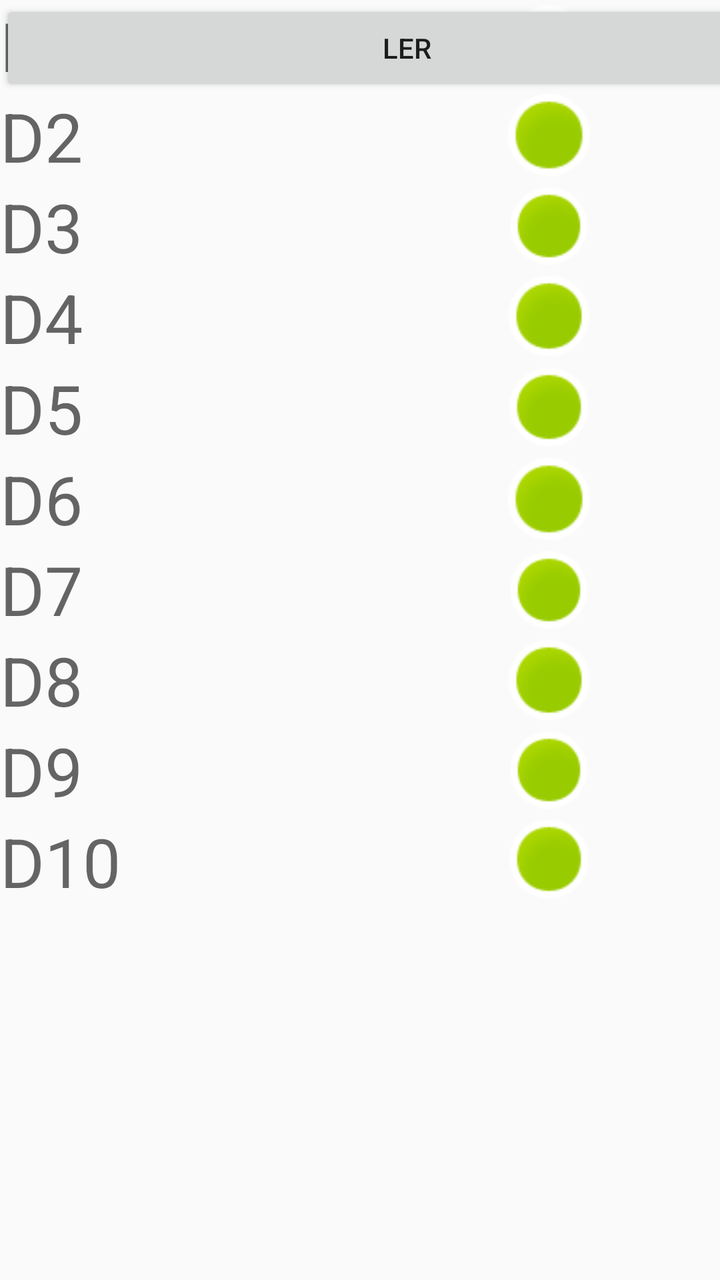
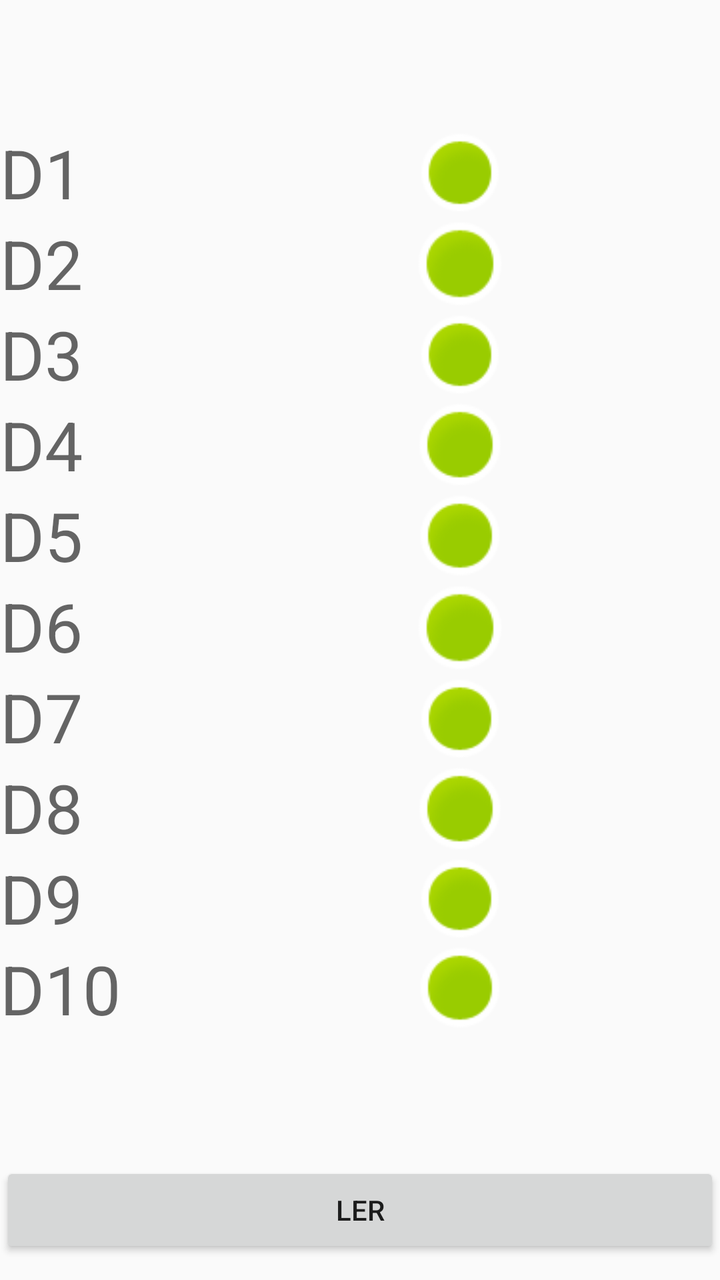

Screens rendered from an Android XML layout before and after an edit, with the pre-edit source and the edit as a unified diff.
<!-- AndroidManifest.xml: application theme Theme.AppCompat.Light -->
<!-- res/layout/activity_saida_digitais_clp.xml -->
<?xml version="1.0" encoding="utf-8"?>
<androidx.constraintlayout.widget.ConstraintLayout xmlns:android="http://schemas.android.com/apk/res/android"
    xmlns:app="http://schemas.android.com/apk/res-auto"
    xmlns:tools="http://schemas.android.com/tools"
    android:id="@+id/main"
    android:layout_width="match_parent"
    android:layout_height="match_parent"
    tools:context=".SaidaDigitaisCLTActivity">

    <LinearLayout
        android:layout_width="match_parent"
        android:layout_height="wrap_content"
        android:orientation="horizontal"
        tools:layout_editor_absoluteX="1dp"
        tools:layout_editor_absoluteY="1dp">

        <LinearLayout
            android:layout_width="189dp"
            android:layout_height="wrap_content"
            android:orientation="vertical">

            <TextView
                android:id="@+id/textView1"
                android:layout_width="match_parent"
                android:layout_height="wrap_content"
                android:text="D1"
                android:textAppearance="@style/TextAppearance.AppCompat.Display1" />

            <TextView
                android:id="@+id/textView2"
                android:layout_width="match_parent"
                android:layout_height="wrap_content"
                android:text="D2"
                android:textAppearance="@style/TextAppearance.AppCompat.Display1" />

            <TextView
                android:id="@+id/textView3"
                android:layout_width="match_parent"
                android:layout_height="wrap_content"
                android:text="D3"
                android:textAppearance="@style/TextAppearance.AppCompat.Display1" />

            <TextView
                android:id="@+id/textView4"
                android:layout_width="match_parent"
                android:layout_height="wrap_content"
                android:text="D4"
                android:textAppearance="@style/TextAppearance.AppCompat.Display1" />

            <TextView
                android:id="@+id/textView5"
                android:layout_width="match_parent"
                android:layout_height="wrap_content"
                android:text="D5"
                android:textAppearance="@style/TextAppearance.AppCompat.Display1" />

            <TextView
                android:id="@+id/textView6"
                android:layout_width="match_parent"
                android:layout_height="wrap_content"
                android:text="D6"
                android:textAppearance="@style/TextAppearance.AppCompat.Display1" />

            <TextView
                android:id="@+id/textView7"
                android:layout_width="match_parent"
                android:layout_height="wrap_content"
                android:text="D7"
                android:textAppearance="@style/TextAppearance.AppCompat.Display1" />

            <TextView
                android:id="@+id/textView8"
                android:layout_width="match_parent"
                android:layout_height="wrap_content"
                android:text="D8"
                android:textAppearance="@style/TextAppearance.AppCompat.Display1" />

            <TextView
                android:id="@+id/textView9"
                android:layout_width="match_parent"
                android:layout_height="wrap_content"
                android:text="D9"
                android:textAppearance="@style/TextAppearance.AppCompat.Display1" />

            <TextView
                android:id="@+id/textView10"
                android:layout_width="match_parent"
                android:layout_height="wrap_content"
                android:text="D10"
                android:textAppearance="@style/TextAppearance.AppCompat.Display1" />

        </LinearLayout>

        <LinearLayout
            android:layout_width="match_parent"
            android:layout_height="wrap_content"
            android:orientation="vertical">

            <ImageView
                android:id="@+id/imageView1"
                android:layout_width="match_parent"
                android:layout_height="44dp"
                app:srcCompat="@android:drawable/presence_online" />

            <ImageView
                android:id="@+id/imageView2"
                android:layout_width="match_parent"
                android:layout_height="47dp"
                app:srcCompat="@android:drawable/presence_online" />

            <ImageView
                android:id="@+id/imageView3"
                android:layout_width="match_parent"
                android:layout_height="44dp"
                app:srcCompat="@android:drawable/presence_online" />

            <ImageView
                android:id="@+id/imageView4"
                android:layout_width="match_parent"
                android:layout_height="46dp"
                app:srcCompat="@android:drawable/presence_online" />

            <ImageView
                android:id="@+id/imageView5"
                android:layout_width="match_parent"
                android:layout_height="45dp"
                app:srcCompat="@android:drawable/presence_online" />

            <ImageView
                android:id="@+id/imageView6"
                android:layout_width="match_parent"
                android:layout_height="47dp"
                app:srcCompat="@android:drawable/presence_online" />

            <ImageView
                android:id="@+id/imageView7"
                android:layout_width="match_parent"
                android:layout_height="44dp"
                app:srcCompat="@android:drawable/presence_online" />

            <ImageView
                android:id="@+id/imageView8"
                android:layout_width="match_parent"
                android:layout_height="46dp"
                app:srcCompat="@android:drawable/presence_online" />

            <ImageView
                android:id="@+id/imageView9"
                android:layout_width="match_parent"
                android:layout_height="44dp"
                app:srcCompat="@android:drawable/presence_online" />

            <ImageView
                android:id="@+id/imageView10"
                android:layout_width="match_parent"
                android:layout_height="45dp"
                app:srcCompat="@android:drawable/presence_online" />
        </LinearLayout>

    </LinearLayout>

    <Button
        android:id="@+id/button4"
        android:layout_width="407dp"
        android:layout_height="48dp"
        android:onClick="ler"
        android:text="LER"
        tools:layout_editor_absoluteX="1dp"
        tools:layout_editor_absoluteY="473dp" />
</androidx.constraintlayout.widget.ConstraintLayout>
<!-- resources referenced by this layout -->
<resources>

</resources>

<!-- the commit's change to res/layout/activity_saida_digitais_clp.xml (unified diff, before → after) -->
@@ -9,162 +9,168 @@
 
     <LinearLayout
         android:layout_width="match_parent"
-        android:layout_height="wrap_content"
-        android:orientation="horizontal"
-        tools:layout_editor_absoluteX="1dp"
-        tools:layout_editor_absoluteY="1dp">
+        android:layout_height="match_parent"
+        android:orientation="vertical">
 
         <LinearLayout
-            android:layout_width="189dp"
-            android:layout_height="wrap_content"
-            android:orientation="vertical">
+            android:layout_width="319dp"
+            android:layout_height="581dp"
+            android:gravity="center"
+            android:orientation="horizontal">
 
-            <TextView
-                android:id="@+id/textView1"
+            <LinearLayout
+                android:layout_width="141dp"
+                android:layout_height="wrap_content"
+                android:gravity="center"
+                android:orientation="vertical">
+
+                <TextView
+                    android:id="@+id/textView1"
+                    android:layout_width="match_parent"
+                    android:layout_height="wrap_content"
+                    android:text="D1"
+                    android:textAppearance="@style/TextAppearance.AppCompat.Display1" />
+
+                <TextView
+                    android:id="@+id/textView2"
+                    android:layout_width="match_parent"
+                    android:layout_height="wrap_content"
+                    android:text="D2"
+                    android:textAppearance="@style/TextAppearance.AppCompat.Display1" />
+
+                <TextView
+                    android:id="@+id/textView3"
+                    android:layout_width="match_parent"
+                    android:layout_height="wrap_content"
+                    android:text="D3"
+                    android:textAppearance="@style/TextAppearance.AppCompat.Display1" />
+
+                <TextView
+                    android:id="@+id/textView4"
+                    android:layout_width="match_parent"
+                    android:layout_height="wrap_content"
+                    android:text="D4"
+                    android:textAppearance="@style/TextAppearance.AppCompat.Display1" />
+
+                <TextView
+                    android:id="@+id/textView5"
+                    android:layout_width="match_parent"
+                    android:layout_height="wrap_content"
+                    android:text="D5"
+                    android:textAppearance="@style/TextAppearance.AppCompat.Display1" />
+
+                <TextView
+                    android:id="@+id/textView6"
+                    android:layout_width="match_parent"
+                    android:layout_height="wrap_content"
+                    android:text="D6"
+                    android:textAppearance="@style/TextAppearance.AppCompat.Display1" />
+
+                <TextView
+                    android:id="@+id/textView7"
+                    android:layout_width="match_parent"
+                    android:layout_height="wrap_content"
+                    android:text="D7"
+                    android:textAppearance="@style/TextAppearance.AppCompat.Display1" />
+
+                <TextView
+                    android:id="@+id/textView8"
+                    android:layout_width="match_parent"
+                    android:layout_height="wrap_content"
+                    android:text="D8"
+                    android:textAppearance="@style/TextAppearance.AppCompat.Display1" />
+
+                <TextView
+                    android:id="@+id/textView9"
+                    android:layout_width="match_parent"
+                    android:layout_height="wrap_content"
+                    android:text="D9"
+                    android:textAppearance="@style/TextAppearance.AppCompat.Display1" />
+
+                <TextView
+                    android:id="@+id/textView10"
+                    android:layout_width="match_parent"
+                    android:layout_height="wrap_content"
+                    android:text="D10"
+                    android:textAppearance="@style/TextAppearance.AppCompat.Display1" />
+
+            </LinearLayout>
+
+            <LinearLayout
                 android:layout_width="match_parent"
                 android:layout_height="wrap_content"
-                android:text="D1"
-                android:textAppearance="@style/TextAppearance.AppCompat.Display1" />
+                android:orientation="vertical">
 
-            <TextView
-                android:id="@+id/textView2"
-                android:layout_width="match_parent"
-                android:layout_height="wrap_content"
-                android:text="D2"
-                android:textAppearance="@style/TextAppearance.AppCompat.Display1" />
+                <ImageView
+                    android:id="@+id/imageView1"
+                    android:layout_width="match_parent"
+                    android:layout_height="44dp"
+                    app:srcCompat="@android:drawable/presence_online" />
 
-            <TextView
-                android:id="@+id/textView3"
-                android:layout_width="match_parent"
-                android:layout_height="wrap_content"
-                android:text="D3"
-                android:textAppearance="@style/TextAppearance.AppCompat.Display1" />
+                <ImageView
+                    android:id="@+id/imageView2"
+                    android:layout_width="match_parent"
+                    android:layout_height="47dp"
+                    app:srcCompat="@android:drawable/presence_online" />
 
-            <TextView
-                android:id="@+id/textView4"
-                android:layout_width="match_parent"
-                android:layout_height="wrap_content"
-                android:text="D4"
-                android:textAppearance="@style/TextAppearance.AppCompat.Display1" />
+                <ImageView
+                    android:id="@+id/imageView3"
+                    android:layout_width="match_parent"
+                    android:layout_height="44dp"
+                    app:srcCompat="@android:drawable/presence_online" />
 
-            <TextView
-                android:id="@+id/textView5"
-                android:layout_width="match_parent"
-                android:layout_height="wrap_content"
-                android:text="D5"
-                android:textAppearance="@style/TextAppearance.AppCompat.Display1" />
+                <ImageView
+                    android:id="@+id/imageView4"
+                    android:layout_width="match_parent"
+                    android:layout_height="46dp"
+                    app:srcCompat="@android:drawable/presence_online" />
 
-            <TextView
-                android:id="@+id/textView6"
-                android:layout_width="match_parent"
-                android:layout_height="wrap_content"
-                android:text="D6"
-                android:textAppearance="@style/TextAppearance.AppCompat.Display1" />
+                <ImageView
+                    android:id="@+id/imageView5"
+                    android:layout_width="match_parent"
+                    android:layout_height="45dp"
+                    app:srcCompat="@android:drawable/presence_online" />
 
-            <TextView
-                android:id="@+id/textView7"
-                android:layout_width="match_parent"
-                android:layout_height="wrap_content"
-                android:text="D7"
-                android:textAppearance="@style/TextAppearance.AppCompat.Display1" />
+                <ImageView
+                    android:id="@+id/imageView6"
+                    android:layout_width="match_parent"
+                    android:layout_height="47dp"
+                    app:srcCompat="@android:drawable/presence_online" />
 
-            <TextView
-                android:id="@+id/textView8"
-                android:layout_width="match_parent"
-                android:layout_height="wrap_content"
-                android:text="D8"
-                android:textAppearance="@style/TextAppearance.AppCompat.Display1" />
+                <ImageView
+                    android:id="@+id/imageView7"
+                    android:layout_width="match_parent"
+                    android:layout_height="44dp"
+                    app:srcCompat="@android:drawable/presence_online" />
 
-            <TextView
-                android:id="@+id/textView9"
-                android:layout_width="match_parent"
-                android:layout_height="wrap_content"
-                android:text="D9"
-                android:textAppearance="@style/TextAppearance.AppCompat.Display1" />
+                <ImageView
+                    android:id="@+id/imageView8"
+                    android:layout_width="match_parent"
+                    android:layout_height="46dp"
+                    app:srcCompat="@android:drawable/presence_online" />
 
-            <TextView
-                android:id="@+id/textView10"
-                android:layout_width="match_parent"
-                android:layout_height="wrap_content"
-                android:text="D10"
-                android:textAppearance="@style/TextAppearance.AppCompat.Display1" />
+                <ImageView
+                    android:id="@+id/imageView9"
+                    android:layout_width="match_parent"
+                    android:layout_height="44dp"
+                    app:srcCompat="@android:drawable/presence_online" />
+
+                <ImageView
+                    android:id="@+id/imageView10"
+                    android:layout_width="match_parent"
+                    android:layout_height="45dp"
+                    app:srcCompat="@android:drawable/presence_online" />
+
+            </LinearLayout>
 
         </LinearLayout>
 
-        <LinearLayout
+        <Button
+            android:id="@+id/button10"
             android:layout_width="match_parent"
             android:layout_height="wrap_content"
-            android:orientation="vertical">
-
-            <ImageView
-                android:id="@+id/imageView1"
-                android:layout_width="match_parent"
-                android:layout_height="44dp"
-                app:srcCompat="@android:drawable/presence_online" />
-
-            <ImageView
-                android:id="@+id/imageView2"
-                android:layout_width="match_parent"
-                android:layout_height="47dp"
-                app:srcCompat="@android:drawable/presence_online" />
-
-            <ImageView
-                android:id="@+id/imageView3"
-                android:layout_width="match_parent"
-                android:layout_height="44dp"
-                app:srcCompat="@android:drawable/presence_online" />
-
-            <ImageView
-                android:id="@+id/imageView4"
-                android:layout_width="match_parent"
-                android:layout_height="46dp"
-                app:srcCompat="@android:drawable/presence_online" />
-
-            <ImageView
-                android:id="@+id/imageView5"
-                android:layout_width="match_parent"
-                android:layout_height="45dp"
-                app:srcCompat="@android:drawable/presence_online" />
-
-            <ImageView
-                android:id="@+id/imageView6"
-                android:layout_width="match_parent"
-                android:layout_height="47dp"
-                app:srcCompat="@android:drawable/presence_online" />
-
-            <ImageView
-                android:id="@+id/imageView7"
-                android:layout_width="match_parent"
-                android:layout_height="44dp"
-                app:srcCompat="@android:drawable/presence_online" />
-
-            <ImageView
-                android:id="@+id/imageView8"
-                android:layout_width="match_parent"
-                android:layout_height="46dp"
-                app:srcCompat="@android:drawable/presence_online" />
-
-            <ImageView
-                android:id="@+id/imageView9"
-                android:layout_width="match_parent"
-                android:layout_height="44dp"
-                app:srcCompat="@android:drawable/presence_online" />
-
-            <ImageView
-                android:id="@+id/imageView10"
-                android:layout_width="match_parent"
-                android:layout_height="45dp"
-                app:srcCompat="@android:drawable/presence_online" />
-        </LinearLayout>
+            android:text="Ler" />
 
     </LinearLayout>
 
-    <Button
-        android:id="@+id/button4"
-        android:layout_width="407dp"
-        android:layout_height="48dp"
-        android:onClick="ler"
-        android:text="LER"
-        tools:layout_editor_absoluteX="1dp"
-        tools:layout_editor_absoluteY="473dp" />
 </androidx.constraintlayout.widget.ConstraintLayout>
